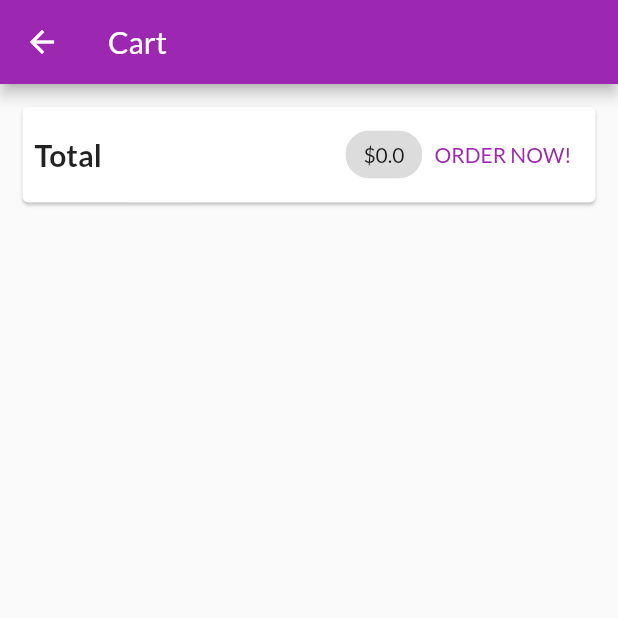
After one commit to mohamedatef98/flutter_course_shop_app, a Flutter app: the CartScreen screen opened by its route, on a phone screen of 412 x 824 dp, the top half of it. The commit adds this screen. Run offline on Flutter 3.47's test engine with Material 2 defaults, Android fonts, the light colour scheme and no system bars; network calls fail.

Commit message:
Cart Functions

```diff
--- a/lib/main.dart
+++ b/lib/main.dart
@@ -1,6 +1,7 @@
 import 'package:flutter/material.dart';
 import 'package:project_4/provided-models/cart.dart';
 import 'package:project_4/provided-models/products-list.dart';
+import 'package:project_4/screens/cart.dart';
 import 'package:project_4/screens/products.dart';
 import 'package:provider/provider.dart';
 
@@ -36,6 +37,9 @@ class MyApp extends StatelessWidget {
           )
         ),
         home: const ProductsScreen(),
+        routes: {
+          CartScreen.routeName: (context) => const CartScreen()
+        },
       ),
     );
   }
--- /dev/null
+++ b/lib/screens/cart.dart
@@ -0,0 +1,68 @@
+import 'package:flutter/material.dart';
+import 'package:project_4/provided-models/cart.dart';
+import 'package:project_4/widgets/cart_item.dart';
+import 'package:provider/provider.dart';
+
+class CartScreen extends StatelessWidget {
+  static const routeName = '/cart';
+  const CartScreen({super.key});
+
+  @override
+  Widget build(BuildContext context) {
+    final cartModel = Provider.of<CartModel>(context);
+    final products = cartModel.products;
+    return Scaffold(
+      appBar: AppBar(
+        title: const Text('Cart'),
+      ),
+      body: Column(
+        children: [
+          Card(
+            margin: const EdgeInsets.all(15),
+            child: Padding(
+              padding: const EdgeInsets.all(8),
+              child: Row(
+                mainAxisAlignment: MainAxisAlignment.spaceBetween,
+                children: [
+                  const Text(
+                    'Total',
+                    style: TextStyle(
+                      fontSize: 20,
+                      fontWeight: FontWeight.bold
+                    ),
+                  ),
+                  const Spacer(),
+                  Chip(
+                    label: Text(
+                      '\$${cartModel.totalAmount}'
+                    ),
+                  ),
+                  TextButton(
+                    onPressed: () {},
+                    style: ButtonStyle(
+                      foregroundColor: MaterialStateProperty.all(Theme.of(context).primaryColor),
+                    ),
+                    child: const Text('ORDER NOW!')
+                  )
+                ],
+              ),
+            ),
+          ),
+          const SizedBox(
+            height: 10,
+          ),
+          Expanded(
+            child: ListView.builder(
+              itemCount: products.length,
+              itemBuilder: (context, index) => CartItem(
+                cartItem: products[index],
+                onCartItemDecrease: (cartItem) => cartModel.decreaseItem(cartItem.id),
+                onCartItemIncrease: (cartItem) => cartModel.increaseItem(cartItem.id),
+              ),
+            ),
+          )
+        ],
+      ),
+    );
+  }
+}
```
Also changed, not shown: lib/provided-models/cart.dart (+31 -0 lines), lib/screens/products.dart (+6 -3 lines), lib/widgets/cart_item.dart (added, +68 -0 lines).
